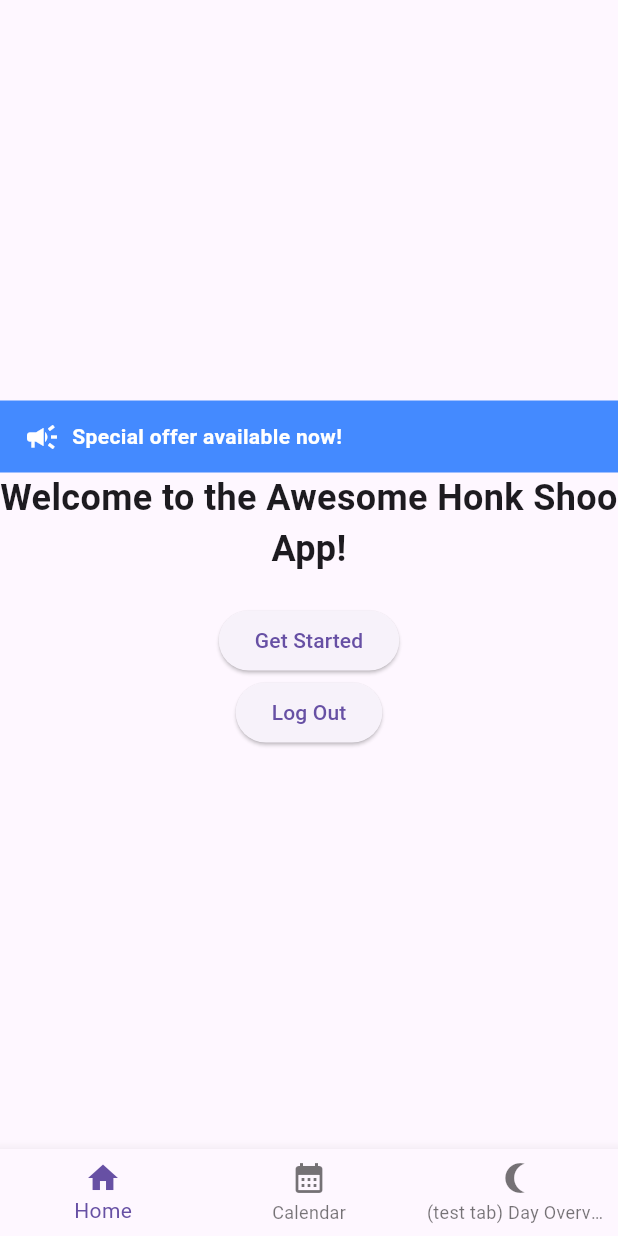
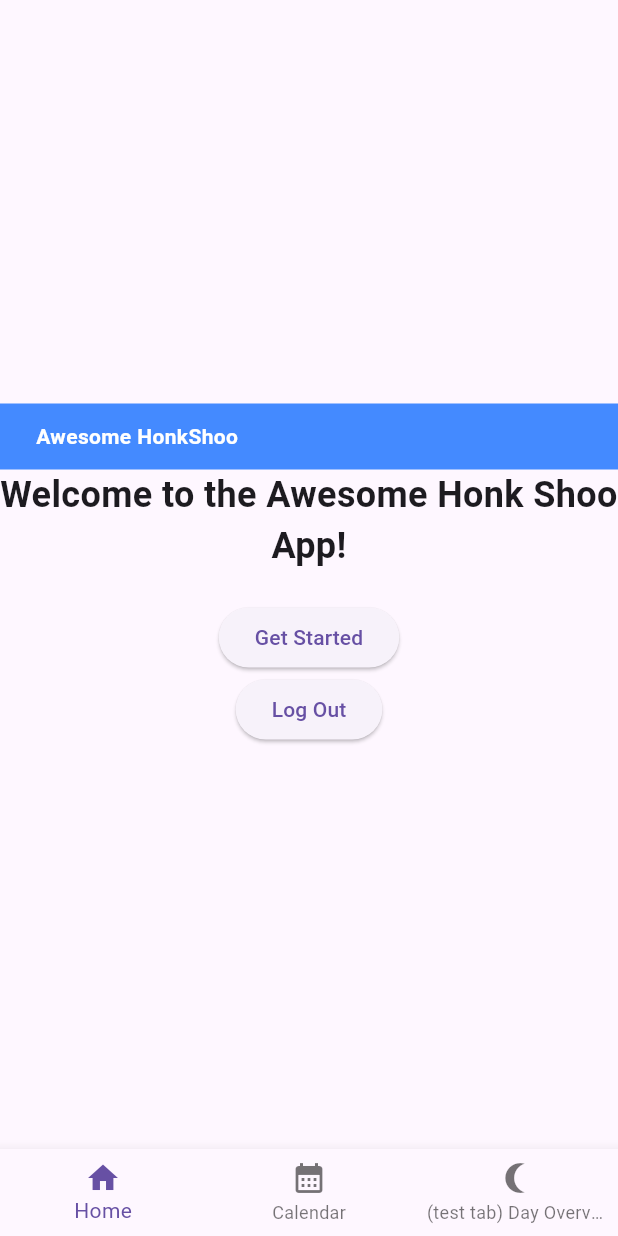
Before and after one commit to Cs3541/AwesomeHonkShoo, a Flutter app: the screen it shows once a user with an empty profile is signed in, on a phone screen of 412 x 824 dp. Run offline on Flutter 3.47's test engine with Material 3 defaults, Android fonts, the phone set to English and light mode, and no system bars; our stand-ins replace cloud_firestore, firebase_auth, firebase_core, fl_chart; accounts and stored records are empty.

Commit message:
Update home_screen.dart

```diff
--- a/lib/views/home_screen.dart
+++ b/lib/views/home_screen.dart
@@ -17,11 +17,10 @@ class HomeScreen extends StatelessWidget {
         padding: const EdgeInsets.symmetric(vertical: 12, horizontal: 16),
         child: const Row(
           children: [
-            Icon(Icons.campaign, color: Colors.white),
             SizedBox(width: 8),
             Expanded(
               child: Text(
-                'Special offer available now!',
+                'Awesome HonkShoo',
                 style: TextStyle(color: Colors.white, fontWeight: FontWeight.bold),
               ),
             ),
```
